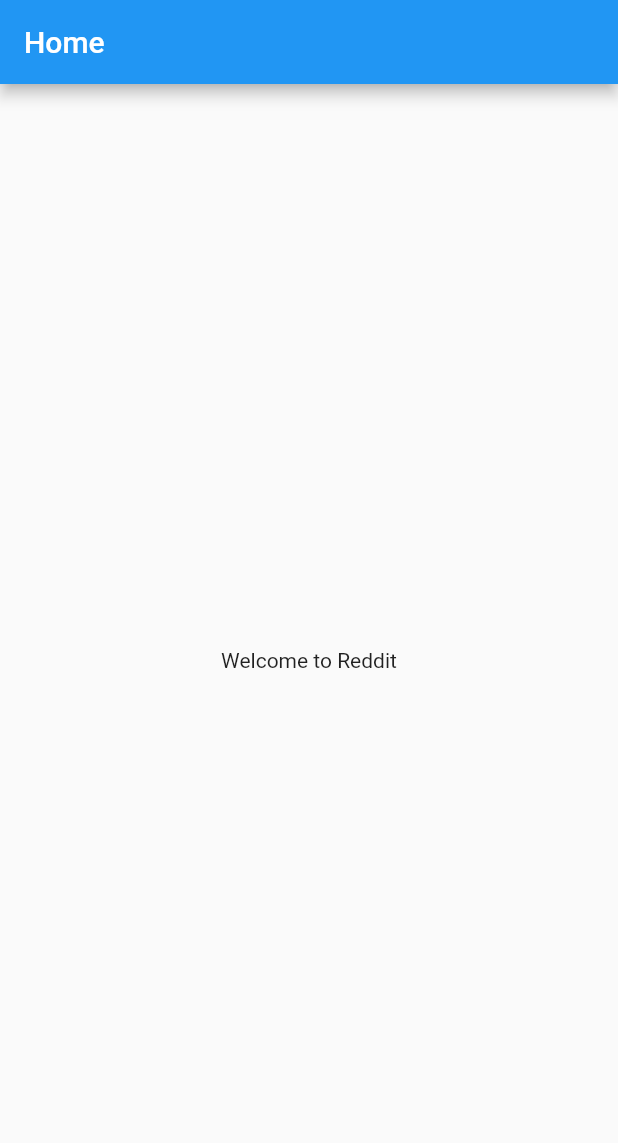
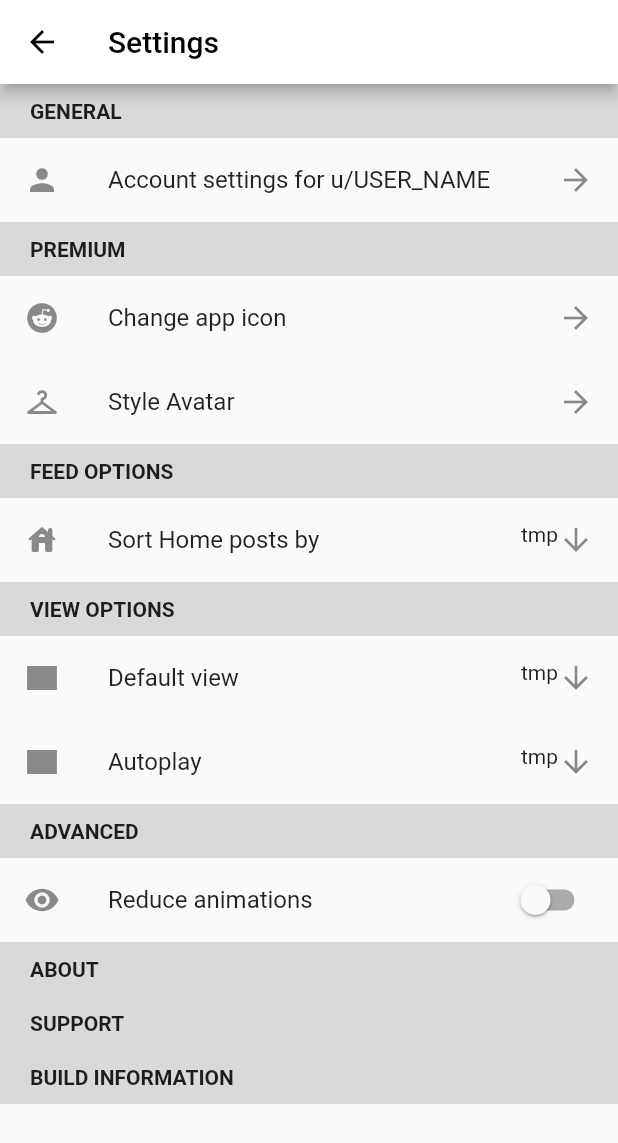
Before and after one commit to CMP24-SWE-TEAM3/RedditX-Cross-Platform, a Flutter app: the screen it shows after launch, on a phone screen of 412 x 824 dp. Shown: the top 1143 px of the screen. Run offline on Flutter 3.47's test engine with Material 2 defaults, Android fonts, the phone set to English and light mode, and no system bars.

Commit message:
adding my local work

```diff
--- /dev/null
+++ b/lib/const/const.dart
@@ -0,0 +1,19 @@
+// ignore_for_file: unnecessary_const
+
+import 'package:flutter/material.dart';
+
+const MaterialColor white = const MaterialColor(
+  0xFFFFFFFF,
+  const <int, Color>{
+    50: const Color(0xFFFFFFFF),
+    100: const Color(0xFFFFFFFF),
+    200: const Color(0xFFFFFFFF),
+    300: const Color(0xFFFFFFFF),
+    400: const Color(0xFFFFFFFF),
+    500: const Color(0xFFFFFFFF),
+    600: const Color(0xFFFFFFFF),
+    700: const Color(0xFFFFFFFF),
+    800: const Color(0xFFFFFFFF),
+    900: const Color(0xFFFFFFFF),
+  },
+);
--- /dev/null
+++ b/lib/icons/config.json
@@ -0,0 +1,22 @@
+{
+  "name": "",
+  "css_prefix_text": "",
+  "css_use_suffix": false,
+  "hinting": true,
+  "units_per_em": 1000,
+  "ascent": 850,
+  "glyphs": [
+    {
+      "uid": "b3a537446285bb3510bba57d20374818",
+      "css": "reddit",
+      "code": 59392,
+      "src": "zocial"
+    },
+    {
+      "uid": "f3aa0f8eae3c7632564c34445991e971",
+      "css": "broadsword",
+      "code": 59718,
+      "src": "rpgawesome"
+    }
+  ]
+}
--- /dev/null
+++ b/lib/icons/my_flutter_app_icons.dart
@@ -0,0 +1,34 @@
+/// Flutter icons MyFlutterApp
+/// Copyright (C) 2022 by original authors @ fluttericon.com, fontello.com
+/// This font was generated by FlutterIcon.com, which is derived from Fontello.
+///
+/// To use this font, place it in your fonts/ directory and include the
+/// following in your pubspec.yaml
+///
+/// flutter:
+///   fonts:
+///    - family:  MyFlutterApp
+///      fonts:
+///       - asset: fonts/MyFlutterApp.ttf
+///
+///
+/// * Zocial, Copyright (C) 2012 by Sam Collins
+///         Author:    Sam Collins
+///         License:   MIT (http://opensource.org/licenses/mit-license.php)
+///         Homepage:  http://zocial.smcllns.com/
+/// * RPG Awesome, Copyright (c) 2014, Daniela Howe
+///         Author:    Daniela Howe & Ivan Montiel
+///         License:   SIL (http://scripts.sil.org/OFL)
+///         Homepage:  http://nagoshiashumari.github.io/Rpg-Awesome/
+///
+import 'package:flutter/widgets.dart';
+
+class MyFlutterApp {
+  MyFlutterApp._();
+
+  static const _kFontFam = 'MyFlutterApp';
+  static const String? _kFontPkg = null;
+
+  static const IconData reddit = IconData(0xe800, fontFamily: _kFontFam, fontPackage: _kFontPkg);
+  static const IconData broadsword = IconData(0xe946, fontFamily: _kFontFam, fontPackage: _kFontPkg);
+}
--- a/lib/main.dart
+++ b/lib/main.dart
@@ -1,7 +1,8 @@
 import 'package:flutter/material.dart';
+import 'setting_Menu.dart';
 
 void main() {
-  runApp(const MyApp());
+  runApp(const SettingsMenu());
 }
 
 class MyApp extends StatelessWidget {
--- /dev/null
+++ b/lib/setting_Menu.dart
@@ -0,0 +1,238 @@
+import 'package:flutter/material.dart';
+import 'const/const.dart';
+import 'icons/my_flutter_app_icons.dart';
+
+void main() {
+  runApp(const SettingsMenu());
+}
+
+class SettingsMenu extends StatelessWidget {
+  const SettingsMenu({super.key});
+
+  @override
+  Widget build(BuildContext context) {
+    return MaterialApp(
+      title: 'Flutter Demo',
+      debugShowCheckedModeBanner: false,
+      theme: ThemeData(
+        primarySwatch: white,
+      ),
+      home: const MyHomePage(title: 'Settings Home'),
+    );
+  }
+}
+
+class MyHomePage extends StatefulWidget {
+  const MyHomePage({super.key, required this.title});
+
+  final String title;
+
+  @override
+  State<MyHomePage> createState() => _MyHomePageState();
+}
+
+class _MyHomePageState extends State<MyHomePage> {
+  bool sw1 = false;
+
+  @override
+  Widget build(BuildContext context) {
+    return Scaffold(
+      appBar: AppBar(
+        leading: const Icon(Icons.arrow_back),
+        title: const Text("Settings"),
+      ),
+      body: ListView(
+        //   child: Column(
+        //mainAxisAlignment: MainAxisAlignment.center,
+        children: [
+          SettingsLabel(title: "GENERAL"),
+          SettingsListTile(
+            title: "Account settings for u/USER_NAME",
+            ico: const Icon(Icons.person),
+          ),
+          SettingsLabel(title: "PREMIUM"),
+          SettingsListTile(
+            title: "Change app icon",
+            ico: const Icon(Icons.reddit),
+          ),
+          SettingsListTile(
+            title: "Style Avatar",
+            ico: const Icon(Icons.checkroom_rounded),
+          ),
+          SettingsLabel(title: "FEED OPTIONS"),
+          SettingsTileButtomSheet(
+            leadingIcon: const Icon(Icons.house_rounded),
+            titleText: const Text("Sort Home posts by"),
+            //variableVal: ,   to be implemented in logic
+            sheetText: const Text('SORT POSTS BY'),
+            sheetChildrenIconList: const [
+              Icon(Icons.rocket),
+              Icon(Icons.hot_tub),
+              Icon(Icons.psychology_outlined),
+              Icon(Icons.arrow_upward_rounded),
+              Icon(MyFlutterApp.broadsword),
+              Icon(Icons.keyboard_arrow_up),
+            ],
+            sheetChildrenTextList: const [
+              Text('Best'),
+              Text('Hot'),
+              Text('New'),
+              Text('Top'),
+              Text('Controversial'),
+              Text('Rising')
+            ],
+          ),
+          SettingsLabel(title: "VIEW OPTIONS"),
+          SettingsTileButtomSheet(
+            leadingIcon: const Icon(Icons.rectangle),
+            titleText: const Text("Default view"),
+            //variableVal: ,   to be implemented in logic
+            sheetText: const Text('DEFAULT VIEW'),
+            sheetChildrenIconList: const [
+              Icon(Icons.rectangle),
+              Icon(Icons.rectangle),
+            ],
+            sheetChildrenTextList: const [
+              Text('Card'),
+              Text('Classic'),
+            ],
+          ),
+          SettingsTileButtomSheet(
+            leadingIcon: const Icon(Icons.rectangle),
+            titleText: const Text("Autoplay"),
+            //variableVal: ,   to be implemented in logic
+            sheetText: const Text('AUTOPLAY'),
+            sheetChildrenIconList: const [
+              Icon(Icons.rectangle),
+              Icon(Icons.rectangle),
+            ],
+            sheetChildrenTextList: const [
+              Text('Card'),
+              Text('Classic'),
+            ],
+          ),
+          SettingsLabel(title: "ADVANCED"),
+          listTileSwitchSettings(
+              ico: Icon(Icons.remove_red_eye),
+              text: "Reduce animations",
+              selector: sw1),
+          SettingsLabel(title: "ABOUT"),
+          SettingsLabel(title: "SUPPORT"),
+          SettingsLabel(title: "BUILD INFORMATION"),
+        ],
+        //),
+      ),
+    );
+  }
+
+  ListTile listTileSwitchSettings(
+      {required Icon ico, required String text, required bool selector}) {
+    return ListTile(
+      leading: ico,
+      title: Text(text),
+      trailing: Switch(
+          value: selector,
+          onChanged: (value) {
+            setState(() {
+              sw1 = value;
+            });
+          }),
+    );
+  }
+}
+
+class SettingsTileButtomSheet extends StatelessWidget {
+  Icon leadingIcon;
+
+  Text titleText;
+  Text sheetText;
+
+  //var variableVal;
+
+  List<Text> sheetChildrenTextList;
+  List<Icon> sheetChildrenIconList;
+
+  SettingsTileButtomSheet(
+      {Key? key,
+      required this.leadingIcon,
+      required this.titleText,
+      required this.sheetText,
+      //    this.variableVal,
+      required this.sheetChildrenTextList,
+      required this.sheetChildrenIconList})
+      : super(key: key);
+
+  @override
+  Widget build(BuildContext context) {
+    return ListTile(
+      leading: leadingIcon,
+      title: titleText,
+      trailing: Wrap(
+        children: const [Text("tmp"), Icon(Icons.arrow_downward_outlined)],
+      ),
+      onTap: () {
+        showModalBottomSheet(
+          constraints: BoxConstraints.tightFor(
+              height: sheetChildrenIconList.length * 80),
+          context: context,
+          builder: (context) => ListView(
+            children: [
+              Padding(
+                padding: const EdgeInsets.all(8.0),
+                child: sheetText,
+              ),
+              const Divider(
+                thickness: 2,
+                color: Colors.black26,
+                indent: 20,
+                endIndent: 20,
+              ),
+              for (int i = 0; i < sheetChildrenTextList.length; i++)
+                ListTile(
+                  leading: sheetChildrenIconList[i],
+                  title: sheetChildrenTextList[i],
+                ),
+            ],
+          ),
+        );
+      },
+    );
+  }
+}
+
+class SettingsListTile extends StatelessWidget {
+  SettingsListTile({super.key, this.title, this.ico});
+  String? title;
+  Icon? ico;
+  @override
+  Widget build(BuildContext context) {
+    return ListTile(
+      leading: ico,
+      trailing: const Icon(Icons.arrow_forward),
+      title: Text(title!),
+    );
+  }
+}
+
+class SettingsLabel extends StatelessWidget {
+  SettingsLabel({
+    super.key,
+    this.title,
+  });
+  String? title = "";
+  @override
+  Widget build(BuildContext context) {
+    return Container(
+      padding: const EdgeInsets.fromLTRB(20, 10, 0, 10),
+      color: const Color.fromARGB(249, 216, 216, 216),
+      child: Row(
+        children: [
+          Text(
+            title!,
+            style: const TextStyle(fontWeight: FontWeight.bold),
+          ),
+        ],
+      ),
+    );
+  }
+}
```
Also changed, not shown: lib/icons/fonts/MyFlutterApp.ttf (added).
